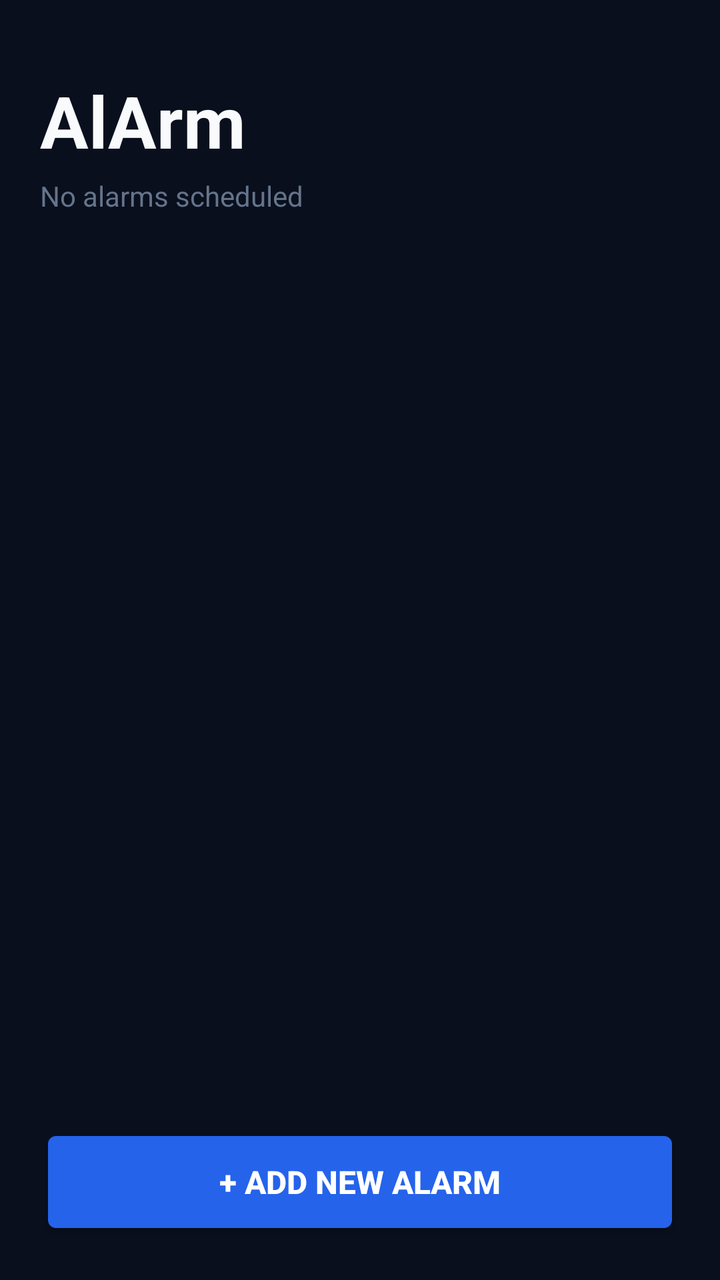
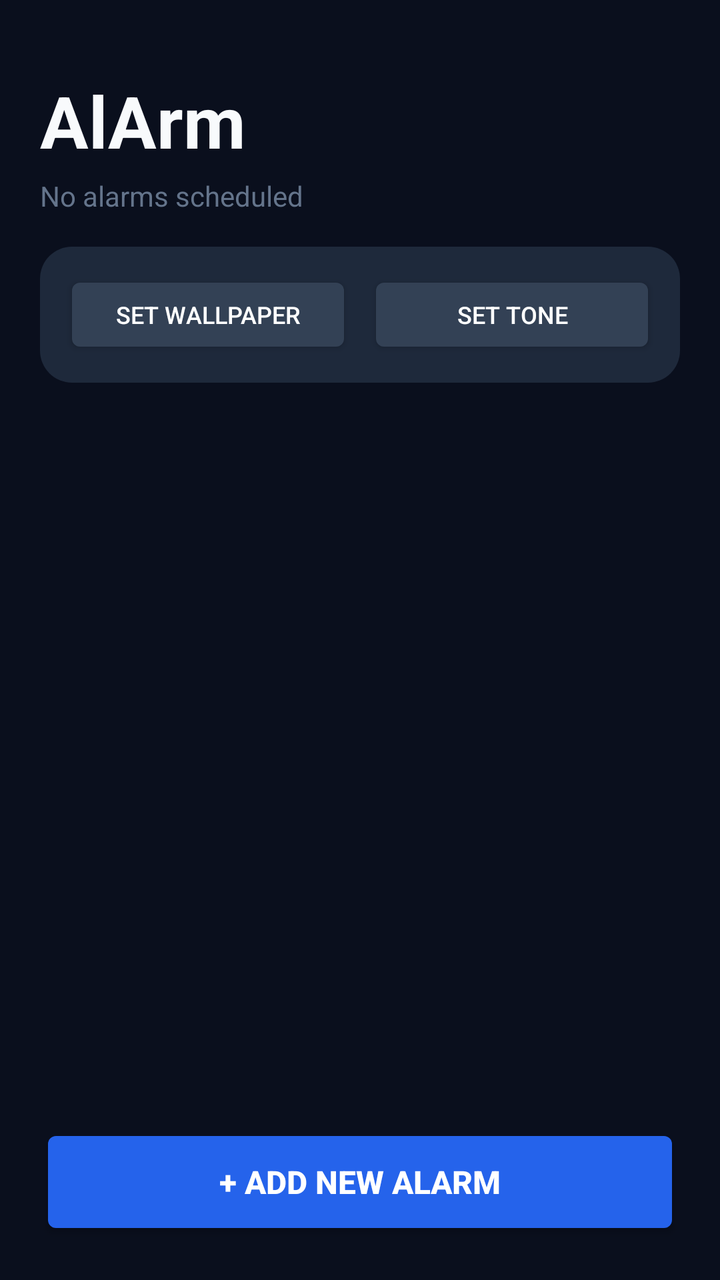

Screens rendered from an Android XML layout before and after an edit, with the pre-edit source and the edit as a unified diff.
<!-- AndroidManifest.xml: application theme android:Theme.DeviceDefault.NoActionBar -->
<!-- res/layout/activity_main.xml -->
<?xml version="1.0" encoding="utf-8"?>
<RelativeLayout xmlns:android="http://schemas.android.com/apk/res/android"
    android:layout_width="match_parent"
    android:layout_height="match_parent"
    android:background="#0A0F1D"
    android:padding="20dp">

    <LinearLayout
        android:id="@+id/header"
        android:layout_width="match_parent"
        android:layout_height="wrap_content"
        android:layout_alignParentTop="true"
        android:orientation="vertical"
        android:layout_marginTop="16dp"
        android:layout_marginBottom="20dp">

        <TextView
            android:layout_width="wrap_content"
            android:layout_height="wrap_content"
            android:text="AlArm"
            android:textSize="36sp"
            android:textStyle="bold"
            android:textColor="#F8FAFC" />

        <TextView
            android:id="@+id/txtUpcomingNotice"
            android:layout_width="wrap_content"
            android:layout_height="wrap_content"
            android:text="No alarms scheduled"
            android:textSize="14sp"
            android:layout_marginTop="4dp"
            android:textColor="#64748B" />
    </LinearLayout>

    <ListView
        android:id="@+id/alarmListView"
        android:layout_width="match_parent"
        android:layout_height="match_parent"
        android:layout_below="@id/header"
        android:layout_above="@+id/btnAddAlarm"
        android:divider="@android:color/transparent"
        android:dividerHeight="14dp" />

    <Button
        android:id="@+id/btnAddAlarm"
        android:layout_width="match_parent"
        android:layout_height="58dp"
        android:layout_alignParentBottom="true"
        android:text="+ Add New Alarm"
        android:textSize="16sp"
        android:textStyle="bold"
        android:textColor="#FFFFFF"
        android:backgroundTint="#2563EB"
        android:layout_marginTop="12dp" />
</RelativeLayout>
<!-- resources referenced by this layout -->
<resources>

</resources>

<!-- the commit's change to res/layout/activity_main.xml (unified diff, before → after) -->
@@ -11,8 +11,7 @@
         android:layout_height="wrap_content"
         android:layout_alignParentTop="true"
         android:orientation="vertical"
-        android:layout_marginTop="16dp"
-        android:layout_marginBottom="20dp">
+        android:layout_marginTop="16dp">
 
         <TextView
             android:layout_width="wrap_content"
@@ -30,6 +29,40 @@
             android:textSize="14sp"
             android:layout_marginTop="4dp"
             android:textColor="#64748B" />
+
+        
+        <LinearLayout
+            android:layout_width="match_parent"
+            android:layout_height="wrap_content"
+            android:orientation="horizontal"
+            android:background="@drawable/card_bg"
+            android:padding="12dp"
+            android:layout_marginTop="16dp">
+
+            <Button
+                android:id="@+id/btnSetGlobalWallpaper"
+                android:layout_width="0dp"
+                android:layout_height="44dp"
+                android:layout_weight="1"
+                android:text="Set Wallpaper"
+                android:textSize="12sp"
+                android:textColor="#FFFFFF"
+                android:backgroundTint="#334155" />
+
+            <View
+                android:layout_width="8dp"
+                android:layout_height="1dp" />
+
+            <Button
+                android:id="@+id/btnSetGlobalTone"
+                android:layout_width="0dp"
+                android:layout_height="44dp"
+                android:layout_weight="1"
+                android:text="Set Tone"
+                android:textSize="12sp"
+                android:textColor="#FFFFFF"
+                android:backgroundTint="#334155" />
+        </LinearLayout>
     </LinearLayout>
 
     <ListView
@@ -38,6 +71,7 @@
         android:layout_height="match_parent"
         android:layout_below="@id/header"
         android:layout_above="@+id/btnAddAlarm"
+        android:layout_marginTop="12dp"
         android:divider="@android:color/transparent"
         android:dividerHeight="14dp" />
 
<!-- resource entries referenced after the edit -->
@@ -1,5 +1,11 @@
 <!-- resources referenced by this layout -->
 <resources>
-
+  <!-- drawable card_bg (drawable) -->
+  <?xml version="1.0" encoding="utf-8"?>
+  <shape xmlns:android="http://schemas.android.com/apk/res/android"
+      android:shape="rectangle">
+      <solid android:color="#1E293B" />
+      <corners android:radius="16dp" />
+  </shape>
 </resources>
 
